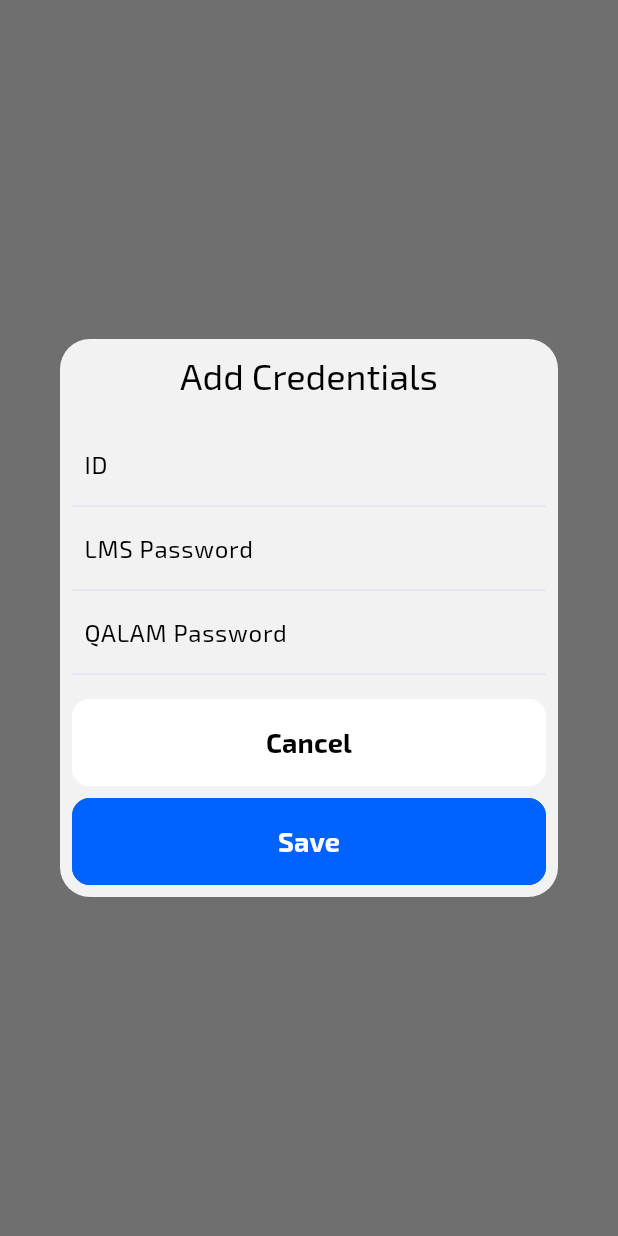
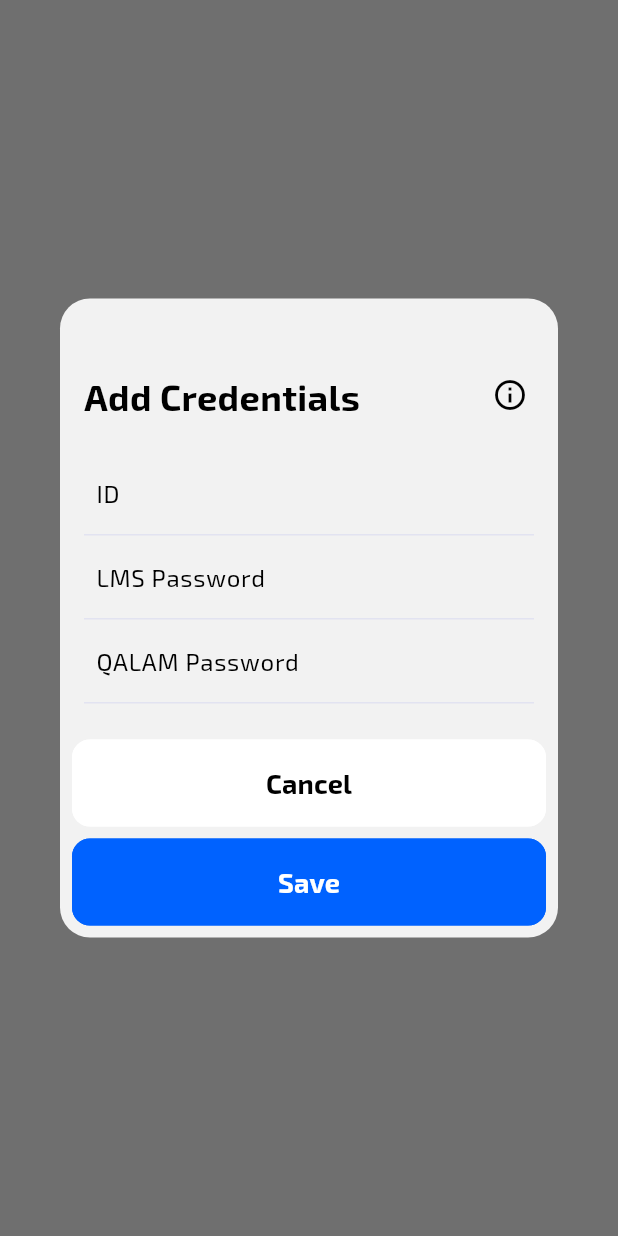
Before and after one commit to Hmmza-tariq/MY-NUST, a Flutter app: what addCredentials() shows on an empty page, opened directly, on a phone screen of 412 x 824 dp. Run offline on Flutter 3.47's test engine with Material 3 defaults, Android fonts, the phone set to English and light mode, and no system bars; our stand-ins replace cached_network_image, confetti, connectivity_plus, custom_refresh_indicator, device_info_plus, dio and 13 more; missing offline and left inert: app_version_update, carousel_slider_plus, encrypt_shared_preferences, flutter_downloader, flutter_email_sender, share_files_and_screenshot_widgets and 1 more; accounts and stored records are empty; statements that could not run were skipped; project files that could hold a hidden picture were left out.

Commit message:
new version

```diff
--- a/lib/app/modules/Settings/views/settings_view.dart
+++ b/lib/app/modules/Settings/views/settings_view.dart
@@ -249,86 +249,155 @@
       text: controller.authenticationController.lmsPassword.value);
   TextEditingController qalamPasswordController = TextEditingController(
       text: controller.authenticationController.qalamPassword.value);
+  var isReadInfo = false.obs;
   Get.defaultDialog(
-    title: 'Add Credentials',
+    title: "",
+    titlePadding: EdgeInsets.zero,
     titleStyle: TextStyle(
         color:
             controller.themeController.theme.appBarTheme.titleTextStyle!.color),
     backgroundColor: controller.themeController.theme.scaffoldBackgroundColor,
-    content: Column(
+    content: Obx(() => Stack(
+          children: [
+            Padding(
+              padding: const EdgeInsets.all(8.0),
+              child: Column(
+                crossAxisAlignment: CrossAxisAlignment.start,
+                children: [
+                  Text(
+                      isReadInfo.value == true
+                          ? 'Why do we need your credentials?'
+                          : 'Add Credentials',
+                      style: TextStyle(
+                          color: controller.themeController.theme.appBarTheme
+                              .titleTextStyle!.color,
+                          fontSize: 24,
+                          fontWeight: FontWeight.bold)),
+                  const SizedBox(height: 20),
+                  isReadInfo.value == true
+                      ? Column(
+                          children: [
+                            Text(
+                                'We need your credentials to autofill the login fields of LMS and QALAM. Your credentials are stored securely on your device and are not shared with anyone.',
+                                style: TextStyle(
+                                    color: controller.themeController.theme
+                                        .appBarTheme.titleTextStyle!.color,
+                                    fontSize: 14)),
+                            const SizedBox(height: 8),
+                            Text(
+                                'We take your data security seriously. However, please be aware that any issues related to this data are beyond our control. It is your responsibility to keep your device secure and ensure the safety of your login credentials.',
+                                style: TextStyle(
+                                    color: controller.themeController.theme
+                                        .appBarTheme.titleTextStyle!.color,
+                                    fontSize: 14)),
+                            const SizedBox(height: 8),
+                            Text(
+                                'If you are not comfortable with this, you can disable this feature at any time.',
+                                style: TextStyle(
+                                    color: controller.themeController.theme
+                                        .appBarTheme.titleTextStyle!.color,
+                                    fontSize: 14)),
+                          ],
+                        )
+                      : Column(
                           children: [
                             TextField(
                               controller: idController,
                               style: TextStyle(
-              color: controller
-                  .themeController.theme.appBarTheme.titleTextStyle!.color),
+                                  color: controller.themeController.theme
+                                      .appBarTheme.titleTextStyle!.color),
                               decoration: InputDecoration(
                                 labelText: 'ID',
                                 labelStyle: TextStyle(
-                color: controller
-                    .themeController.theme.appBarTheme.titleTextStyle!.color),
+                                    color: controller.themeController.theme
+                                        .appBarTheme.titleTextStyle!.color),
                                 focusedBorder: UnderlineInputBorder(
                                   borderSide: BorderSide(
-                  color: controller.themeController.theme.appBarTheme
-                      .titleTextStyle!.color!),
+                                      color: controller.themeController.theme
+                                          .appBarTheme.titleTextStyle!.color!),
                                 ),
                               ),
                             ),
                             TextField(
                               controller: lmsPasswordController,
                               style: TextStyle(
-              color: controller
-                  .themeController.theme.appBarTheme.titleTextStyle!.color),
+                                  color: controller.themeController.theme
+                                      .appBarTheme.titleTextStyle!.color),
                               decoration: InputDecoration(
                                 labelText: 'LMS Password',
                                 labelStyle: TextStyle(
-                color: controller
-                    .themeController.theme.appBarTheme.titleTextStyle!.color),
+                                    color: controller.themeController.theme
+                                        .appBarTheme.titleTextStyle!.color),
                                 focusedBorder: UnderlineInputBorder(
                                   borderSide: BorderSide(
-                  color: controller.themeController.theme.appBarTheme
-                      .titleTextStyle!.color!),
+                                      color: controller.themeController.theme
+                                          .appBarTheme.titleTextStyle!.color!),
                                 ),
                               ),
                             ),
                             TextField(
                               controller: qalamPasswordController,
                               style: TextStyle(
-              color: controller
-                  .themeController.theme.appBarTheme.titleTextStyle!.color),
+                                  color: controller.themeController.theme
+                                      .appBarTheme.titleTextStyle!.color),
                               decoration: InputDecoration(
                                 labelText: 'QALAM Password',
                                 labelStyle: TextStyle(
-                color: controller
-                    .themeController.theme.appBarTheme.titleTextStyle!.color),
+                                    color: controller.themeController.theme
+                                        .appBarTheme.titleTextStyle!.color),
                                 focusedBorder: UnderlineInputBorder(
                                   borderSide: BorderSide(
-                  color: controller.themeController.theme.appBarTheme
-                      .titleTextStyle!.color!),
+                                      color: controller.themeController.theme
+                                          .appBarTheme.titleTextStyle!.color!),
                                 ),
                               ),
                             ),
                           ],
                         ),
-    confirm: CustomButton(
+                ],
+              ),
+            ),
+            Positioned(
+              right: 0,
+              top: 0,
+              child: IconButton(
+                icon: Icon(
+                    isReadInfo.value == false
+                        ? Icons.info_outline
+                        : Icons.close,
+                    color: controller.themeController.theme.appBarTheme
+                        .titleTextStyle!.color),
+                onPressed: () {
+                  isReadInfo.value = !isReadInfo.value;
+                },
+              ),
+            ),
+          ],
+        )),
+    confirm: Obx(() => isReadInfo.value == true
+        ? const SizedBox()
+        : CustomButton(
             title: 'Save',
             color: ColorManager.primary,
             textColor: ColorManager.background2,
             widthFactor: 1,
             onPressed: () {
-          controller.authenticationController.setCredentials(idController.text,
-              lmsPasswordController.text, qalamPasswordController.text);
-          controller.authenticationController.isAutofillEnabled.value = true;
+              controller.authenticationController.setCredentials(
+                  idController.text,
+                  lmsPasswordController.text,
+                  qalamPasswordController.text);
+              controller.authenticationController.isAutofillEnabled.value =
+                  true;
               Get.back();
-        }),
-    cancel: CustomButton(
-        title: 'Cancel',
+            })),
+    cancel: Obx(() => CustomButton(
+        title: isReadInfo.value == true ? "Close" : 'Cancel',
         color: controller.themeController.theme.cardTheme.color!,
         textColor:
             controller.themeController.theme.appBarTheme.titleTextStyle!.color!,
         widthFactor: 1,
         onPressed: () {
-          Get.back();
-        }),
+          isReadInfo.value == true ? isReadInfo.value = false : Get.back();
+        })),
   );
 }
```
Lines whose indentation alone changed are shown as unchanged.
